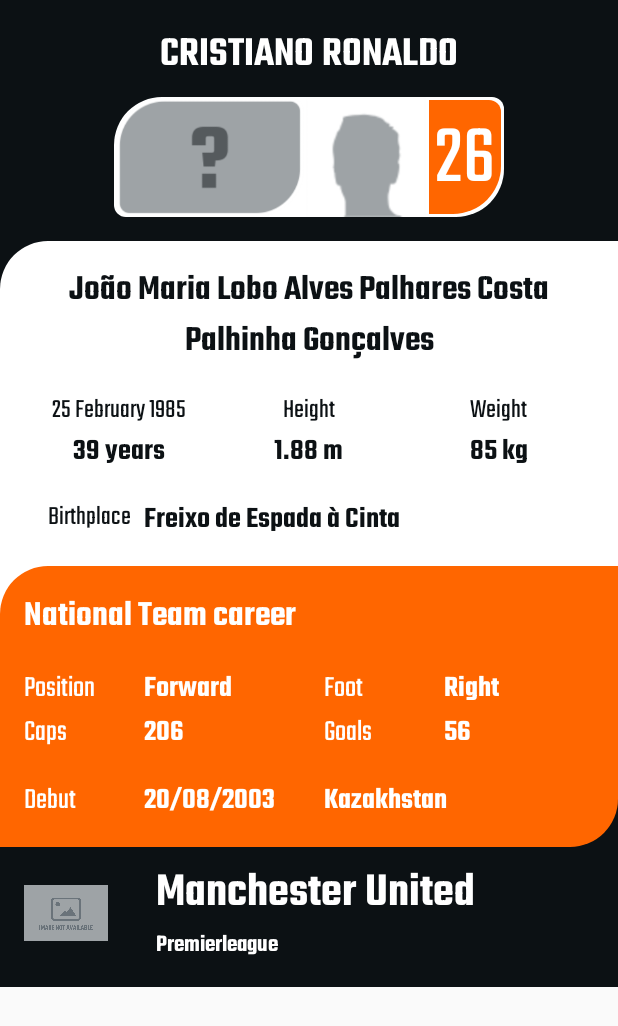
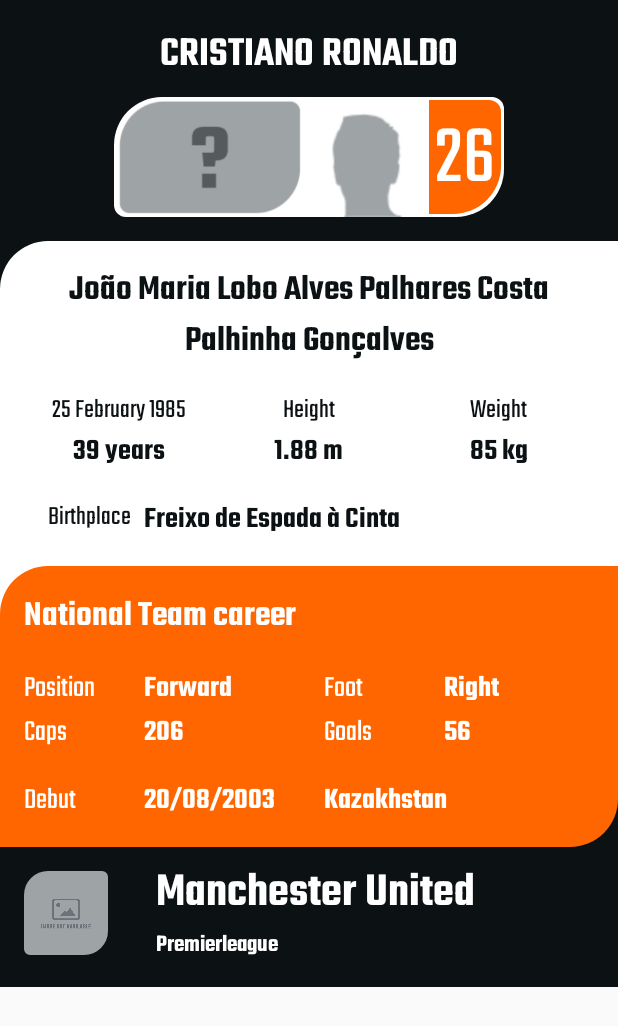
Before and after one commit to jorge-lobo/euro-24, an Android app: the layout fragment_player.xml on its own in the app's theme, with its tools: preview values and no code run, on a phone screen of 412 x 824 dp. Shown: the top 1026 px of the screen. Run offline under Robolectric (Android 15) with nearby library versions, the phone set to English and light mode, and no system bars.

Commit message:
feat(player): add FrameLayout to club crest

```diff
--- /dev/null
+++ b/app/src/main/res/drawable/background_club_crest.xml
@@ -0,0 +1,11 @@
+<?xml version="1.0" encoding="utf-8"?>
+<shape xmlns:android="http://schemas.android.com/apk/res/android"
+    android:shape="rectangle">
+    <corners
+        android:bottomLeftRadius="@dimen/radius_extra_small"
+        android:bottomRightRadius="@dimen/radius_medium"
+        android:topLeftRadius="@dimen/radius_medium"
+        android:topRightRadius="@dimen/radius_extra_small" />
+    <solid android:color="@color/player_club_crest_background" />
+
+</shape>
--- a/app/src/main/res/layout/fragment_player.xml
+++ b/app/src/main/res/layout/fragment_player.xml
@@ -466,16 +466,25 @@
                 android:layout_marginBottom="@dimen/margin_normal"
                 android:paddingHorizontal="@dimen/margin_normal">
 
-                <ImageView
-                    android:id="@+id/image_club_crest"
+                <FrameLayout
                     android:layout_width="@dimen/club_crest"
                     android:layout_height="@dimen/club_crest"
                     android:layout_alignParentStart="true"
                     android:layout_alignParentTop="true"
                     android:layout_marginTop="@dimen/margin_normal"
-                    android:contentDescription="@string/description_team_crest"
-                    android:scaleType="fitCenter"
-                    android:src="@drawable/default_image" />
+                    android:background="@drawable/background_club_crest"
+                    android:padding="2dp"
+                    android:id="@+id/club_crest_container">
+
+                    <ImageView
+                        android:id="@+id/image_club_crest"
+                        android:layout_width="match_parent"
+                        android:layout_height="match_parent"
+                        android:contentDescription="@string/description_team_crest"
+                        android:scaleType="fitCenter"
+                        android:src="@drawable/default_image" />
+
+                </FrameLayout>
 
                 <RelativeLayout
                     android:id="@+id/club_info_container"
@@ -483,7 +492,7 @@
                     android:layout_height="wrap_content"
                     android:layout_marginStart="@dimen/margin_big"
                     android:layout_marginTop="@dimen/margin_small"
-                    android:layout_toEndOf="@id/image_club_crest">
+                    android:layout_toEndOf="@id/club_crest_container">
 
                     <TextView
                         android:id="@+id/text_player_club_name"
--- a/app/src/main/res/values/colors.xml
+++ b/app/src/main/res/values/colors.xml
@@ -54,6 +54,7 @@
     <color name="player_white_box_text">@color/anthracite</color>
     <color name="player_number_container">@color/orange</color>
     <color name="player_banner_background">@color/white</color>
+    <color name="player_club_crest_background">@color/quick_silver</color>
 
     <!-- Past Finals Fragment -->
     <color name="historic_labels">@color/anthracite</color>
```
